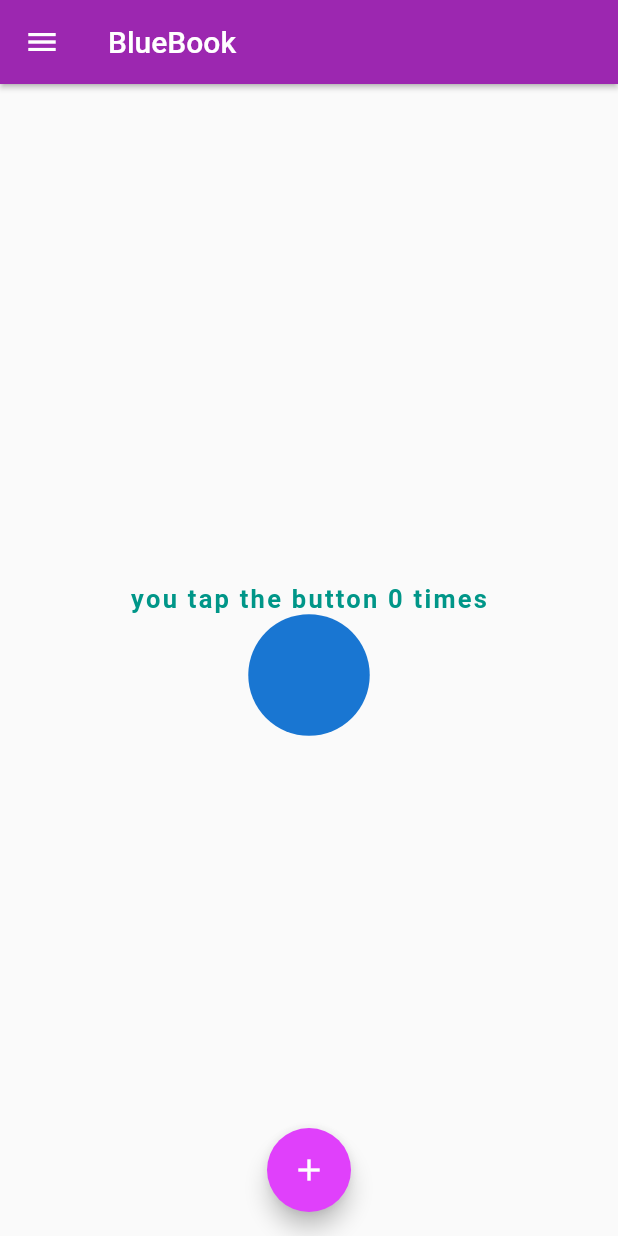
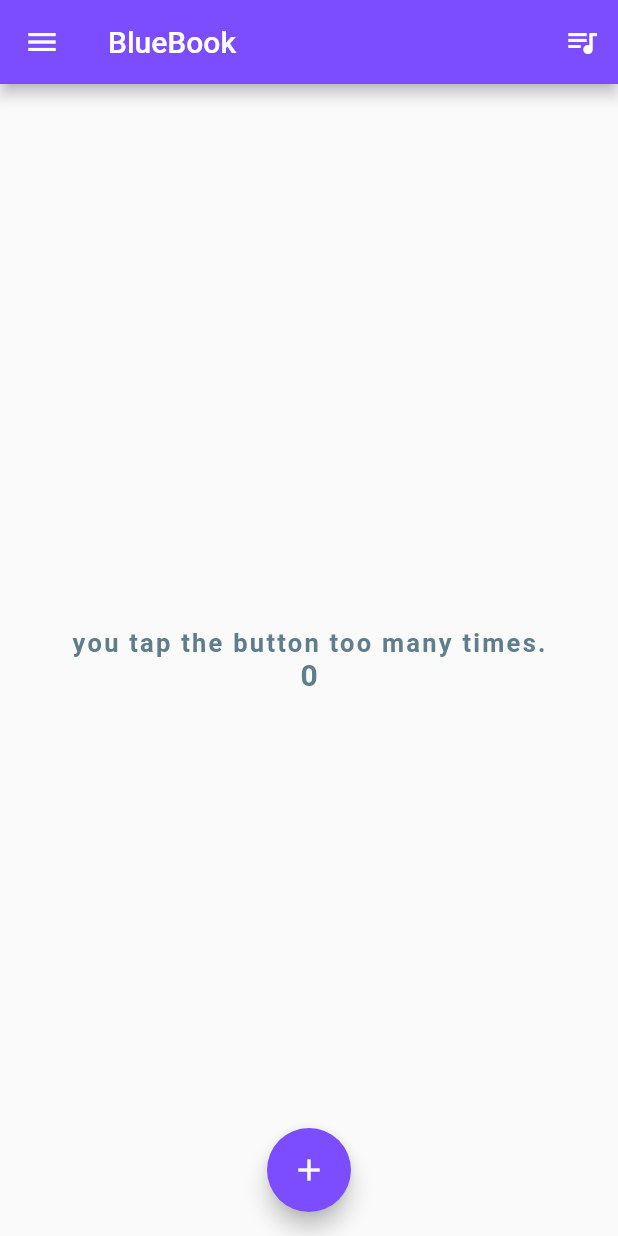
Before and after one commit to sheddy20/project-bluebook, a Flutter app: the screen it shows after launch, on a phone screen of 412 x 824 dp. Run offline on Flutter 3.47's test engine with Material 2 defaults, Android fonts, the phone set to English and light mode, and no system bars.

Commit message:
'changes'

```diff
--- a/lib/main.dart
+++ b/lib/main.dart
@@ -9,7 +9,7 @@ class MyApp extends StatelessWidget {
       title: 'BlueBook',
       debugShowCheckedModeBanner: false,
       theme: ThemeData(
-        primaryColor: Colors.purple,
+        primaryColor: Colors.deepPurpleAccent,
       ),
       home: HomePage(),
     );
@@ -35,28 +35,34 @@ class _HomePageState extends State<HomePage> {
     return Scaffold(
       appBar: AppBar(
         title: Text('BlueBook'),
-        leading: IconButton(
-          icon: Icon(Icons.menu),
-          onPressed: () {},
-        ),
-        elevation: 1.5,
+        actions: <Widget>[
+          IconButton(
+            icon: Icon(Icons.queue_music),
+            onPressed: () {},
+          ),
+        ],
       ),
       body: Column(
         mainAxisAlignment: MainAxisAlignment.center,
         children: <Widget>[
           Center(
             child: Text(
-              'you tap the button $_count times',
+              'you tap the button too many times.',
               style: TextStyle(
                 fontSize: 17.0,
                 fontWeight: FontWeight.bold,
                 letterSpacing: 1.5,
-                color: Colors.teal,
+                color: Colors.blueGrey,
               ),
             ),
           ),
-          CircleAvatar(
-            radius: 40.5,
+          Text(
+            '$_count',
+            style: TextStyle(
+              color: Colors.blueGrey,
+              fontSize: 20.0,
+              fontWeight: FontWeight.bold,
+            ),
           ),
         ],
       ),
@@ -64,12 +70,33 @@ class _HomePageState extends State<HomePage> {
       floatingActionButton: FloatingActionButton(
         onPressed: _incrementCounter,
         child: Icon(Icons.add),
-        backgroundColor: Colors.purpleAccent,
+        backgroundColor: Colors.deepPurpleAccent,
         tooltip: 'Tap',
         shape: RoundedRectangleBorder(
           borderRadius: BorderRadius.circular(50.5),
         ),
       ),
+      drawer: Drawer(
+        child: ListView(
+          padding: EdgeInsets.all(0),
+          children: <Widget>[
+            UserAccountsDrawerHeader(
+              accountEmail: Text('Ejeh Shedrack Abel'),
+              accountName: Text('Shedrack Nicholas'),
+              decoration: BoxDecoration(
+                color: Colors.deepPurpleAccent,
+              ),
+            ),
+            ListTile(
+              title: Text('Account'),
+              leading: Icon(Icons.account_box),
+              onTap: () {},
+              trailing: Icon(Icons.more_vert),
+              subtitle: Text('Delete Account'),
+            ),
+          ],
+        ),
+      ),
     );
   }
 }
```
